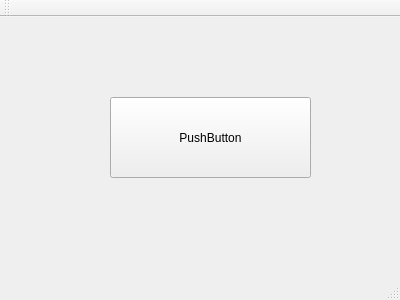
This is ui/drt_ur_gui.ui in NASA-JSC-Robotics/drt_ur_gui as Qt 5 draws it before an edit. The edited form follows.
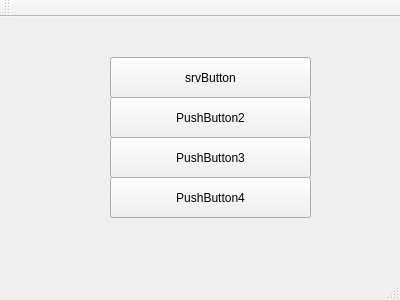
This is the edited form.

Commit message: added node backend and additional buttons

What changed in the file:
```diff
--- a/ui/drt_ur_gui.ui
+++ b/ui/drt_ur_gui.ui
@@ -14,17 +14,56 @@
    <string>MainWindow</string>
   </property>
   <widget class="QWidget" name="centralWidget">
-   <widget class="QPushButton" name="pushButton">
+   <widget class="QPushButton" name="srvButton">
+    <property name="geometry">
+     <rect>
+      <x>110</x>
+      <y>40</y>
+      <width>201</width>
+      <height>41</height>
+     </rect>
+    </property>
+    <property name="text">
+     <string>srvButton</string>
+    </property>
+   </widget>
+   <widget class="QPushButton" name="pushButton2">
     <property name="geometry">
      <rect>
       <x>110</x>
       <y>80</y>
       <width>201</width>
-      <height>81</height>
+      <height>41</height>
      </rect>
     </property>
     <property name="text">
-     <string>PushButton</string>
+     <string>PushButton2</string>
+    </property>
+   </widget>
+   <widget class="QPushButton" name="pushButton3">
+    <property name="geometry">
+     <rect>
+      <x>110</x>
+      <y>120</y>
+      <width>201</width>
+      <height>41</height>
+     </rect>
+    </property>
+    <property name="text">
+     <string>PushButton3</string>
+    </property>
+   </widget>
+   <widget class="QPushButton" name="pushButton4">
+    <property name="geometry">
+     <rect>
+      <x>110</x>
+      <y>160</y>
+      <width>201</width>
+      <height>41</height>
+     </rect>
+    </property>
+    <property name="text">
+     <string>PushButton4</string>
     </property>
    </widget>
   </widget>
```
Left out of the diff: 4 changed lines with no effect on the pictures. The commit also changes 8 other files.
